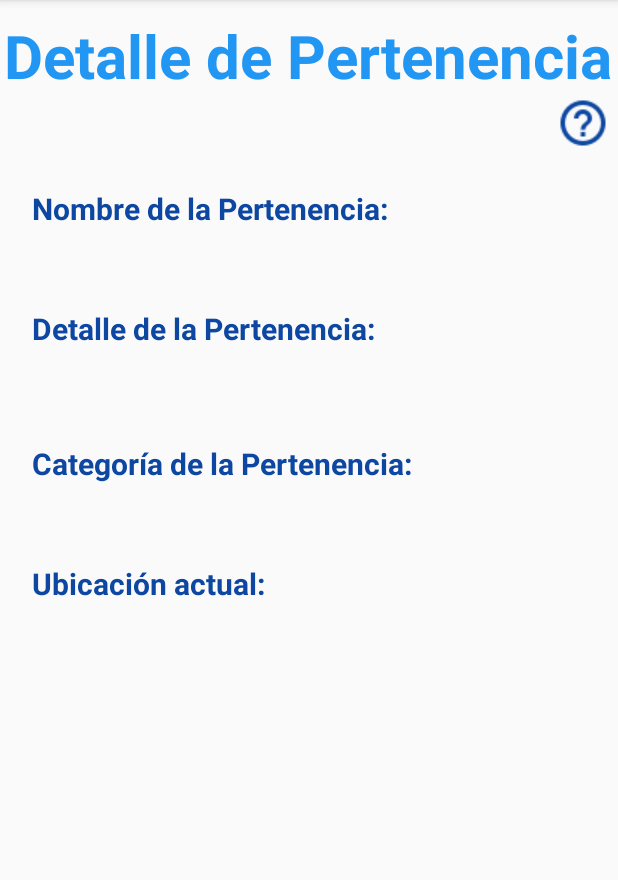
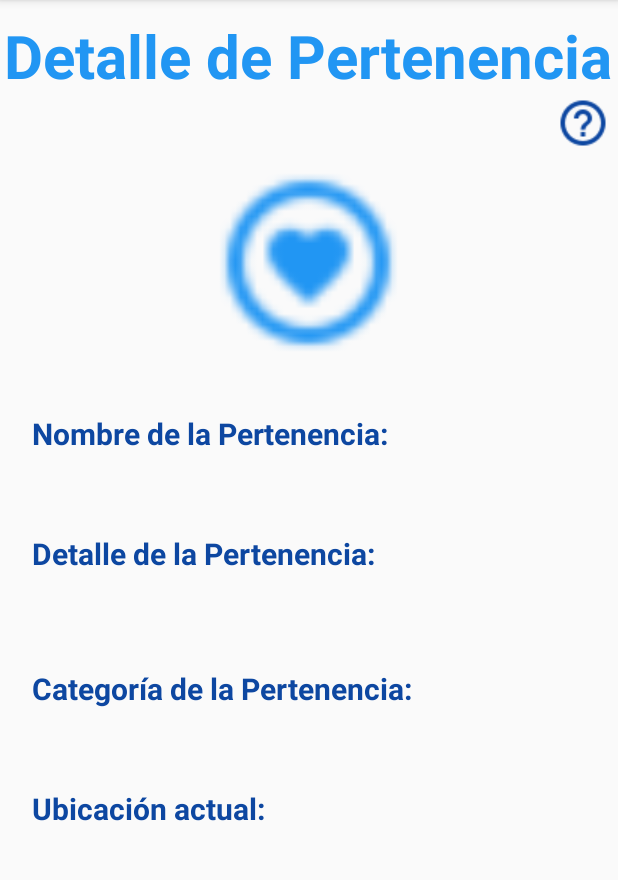
Before and after one commit to juasas/AppOrganizador, an Android app: the MostrarPertenenciaActivity screen opened directly, with no data from a screen before it, on a phone screen of 412 x 824 dp, the part 84-964 px from its top. Run offline under Robolectric (Android 15) with nearby library versions, the phone set to English and light mode, and no system bars.

Commit message:
Versión 3 App con fotos de pertenencias

```diff
--- a/app/src/main/java/com/example/juasa/apporganizador/MostrarPertenenciaActivity.java
+++ b/app/src/main/java/com/example/juasa/apporganizador/MostrarPertenenciaActivity.java
@@ -2,6 +2,7 @@ package com.example.juasa.apporganizador;
 
 import android.content.DialogInterface;
 import android.content.Intent;
+import android.graphics.BitmapFactory;
 import android.support.v7.app.AlertDialog;
 import android.support.v7.app.AppCompatActivity;
 import android.os.Bundle;
@@ -9,14 +10,17 @@ import android.view.ContextThemeWrapper;
 import android.view.Menu;
 import android.view.MenuItem;
 import android.view.View;
+import android.widget.ImageView;
 import android.widget.TextView;
 import android.widget.Toast;
 
 import com.example.juasa.apporganizador.base_de_datos.Controlador_base_datos;
+import com.example.juasa.apporganizador.datos.Datos;
 
 public class MostrarPertenenciaActivity extends AppCompatActivity {
 
     private Controlador_base_datos controlador;
+    private ImageView cajaFoto;
     private TextView cajaCat, cajaUbic, cajaNombre, cajaDetalle;
     private Bundle extras;
     private int id_pert;
@@ -112,6 +116,14 @@ public class MostrarPertenenciaActivity extends AppCompatActivity {
         cajaDetalle.setText(detallePert);
         cajaCat.setText(categoriaPert);
         cajaUbic.setText(ubicacionPert);
+
+        if (fotoPert == null){
+            cajaFoto.setImageResource(R.mipmap.iconopertenencia);
+        } else {
+            String rutaImagen = Datos.rutaImagenes + fotoPert;
+            cajaFoto.setImageBitmap(BitmapFactory.decodeFile(rutaImagen));
+        }
+
     }
 
     public void inicializar(){
@@ -119,7 +131,7 @@ public class MostrarPertenenciaActivity extends AppCompatActivity {
         cajaDetalle = (TextView) findViewById(R.id.mostrar_pert_caja_detalle);
         cajaCat = (TextView) findViewById(R.id.mostrar_pert_caja_cat);
         cajaUbic = (TextView) findViewById(R.id.mostrar_pert_caja_ubic);
-        //cajaFoto = (TextView) findViewById(R.id.mostrar_pert_cajaUbic);
+        cajaFoto = (ImageView) findViewById(R.id.mostrar_pert_imagen);
         }
 
     public void escribir () {
--- a/app/src/main/java/com/example/juasa/apporganizador/base_de_datos/Controlador_base_datos.java
+++ b/app/src/main/java/com/example/juasa/apporganizador/base_de_datos/Controlador_base_datos.java
@@ -36,7 +36,8 @@ public class Controlador_base_datos extends SQLiteOpenHelper {
     private final String[] CabeceraColumnasJoin = new String[]{
             TABLA_PERTENENCIAS + "._id, " + TABLA_PERTENENCIAS + ".ID_PERT, " +
                     TABLA_PERTENENCIAS + ".NOMBRE_PERT, " + TABLA_PERTENENCIAS + ".DETALLE_PERT, " +
-                    TABLA_CATEGORIAS + ".NOMBRE_CATEGORIA, " + TABLA_UBICACIONES + ".NOMBRE_UBICACION"
+                    TABLA_CATEGORIAS + ".NOMBRE_CATEGORIA, " + TABLA_UBICACIONES + ".NOMBRE_UBICACION, " +
+                    TABLA_PERTENENCIAS + ".FOTO_PERT"
     };
 
     private String clausulaWhere = " WHERE " + TABLA_CATEGORIAS + ".ID_CATEGORIA = " +
@@ -50,7 +51,8 @@ public class Controlador_base_datos extends SQLiteOpenHelper {
 
     private String cabeceraDatos = TABLA_PERTENENCIAS + "._id, " + TABLA_PERTENENCIAS + ".ID_PERT, " +
             TABLA_PERTENENCIAS + ".NOMBRE_PERT, " + TABLA_PERTENENCIAS + ".DETALLE_PERT, " +
-            TABLA_CATEGORIAS + ".NOMBRE_CATEGORIA, " + TABLA_UBICACIONES + ".NOMBRE_UBICACION ";
+            TABLA_CATEGORIAS + ".NOMBRE_CATEGORIA, " + TABLA_UBICACIONES + ".NOMBRE_UBICACION, " +
+            TABLA_PERTENENCIAS + ".FOTO_PERT ";
 
     public Controlador_base_datos(Context context) {
         super(context, NOMBRE_BD, null, DATABASE_VERSION);
@@ -343,6 +345,7 @@ public class Controlador_base_datos extends SQLiteOpenHelper {
             pertenencia.setDetallePertenencia(cursor.getString(3));
             pertenencia.setNombreCategoriaPertenencia(cursor.getString(4));
             pertenencia.setNombreUbicacionPertenencia(cursor.getString(5));
+            pertenencia.setFotoPertenencia(cursor.getString(6));
 
             //pertenencia.setFotoPertenencia(cursor.getString(5));
         }
--- a/app/src/main/java/com/example/juasa/apporganizador/datos/Datos.java
+++ b/app/src/main/java/com/example/juasa/apporganizador/datos/Datos.java
@@ -4,4 +4,7 @@ public class Datos {
     public static String usuario = "";
     public static String mail = "";
     public static int numeroMaleta = 0;
+    public static int numeroUsuarios = 0;
+    public static String nombreFoto = "";
+    public static String rutaImagenes = "/sdcard/Android/data/com.example.juasa.apporganizador/files/";
 }
--- a/app/src/main/res/layout/activity_mostrar_pertenencia.xml
+++ b/app/src/main/res/layout/activity_mostrar_pertenencia.xml
@@ -20,10 +20,18 @@
             style="@style/estilo_ayuda"
             android:layout_below="@+id/mostrar_pert_titulo"/>
 
+        <ImageView
+            android:id="@+id/mostrar_pert_imagen"
+            android:layout_width="150dp"
+            android:layout_height="150dp"
+            android:layout_centerHorizontal="true"
+            android:layout_below="@+id/mostrar_pert_icono_ayuda"
+            android:padding="10dp"/>
+
         <LinearLayout
             android:id="@+id/mostrar_pert_grupo_cajas"
             style="@style/estilo_linear_cajas"
-            android:layout_below="@+id/mostrar_pert_icono_ayuda">
+            android:layout_below="@+id/mostrar_pert_imagen">
 
             <TextView
                 style="@style/estilo_etiquetas"
```
Also changed, not shown: app/src/main/java/com/example/juasa/apporganizador/CrearPertenenciaActivity.java (+12 -2 lines), app/src/main/java/com/example/juasa/apporganizador/FotografiaPpalActivity.java (+43 -21 lines), app/src/main/java/com/example/juasa/apporganizador/PertenenciasCursorAdapter.java (+20 -5 lines).
